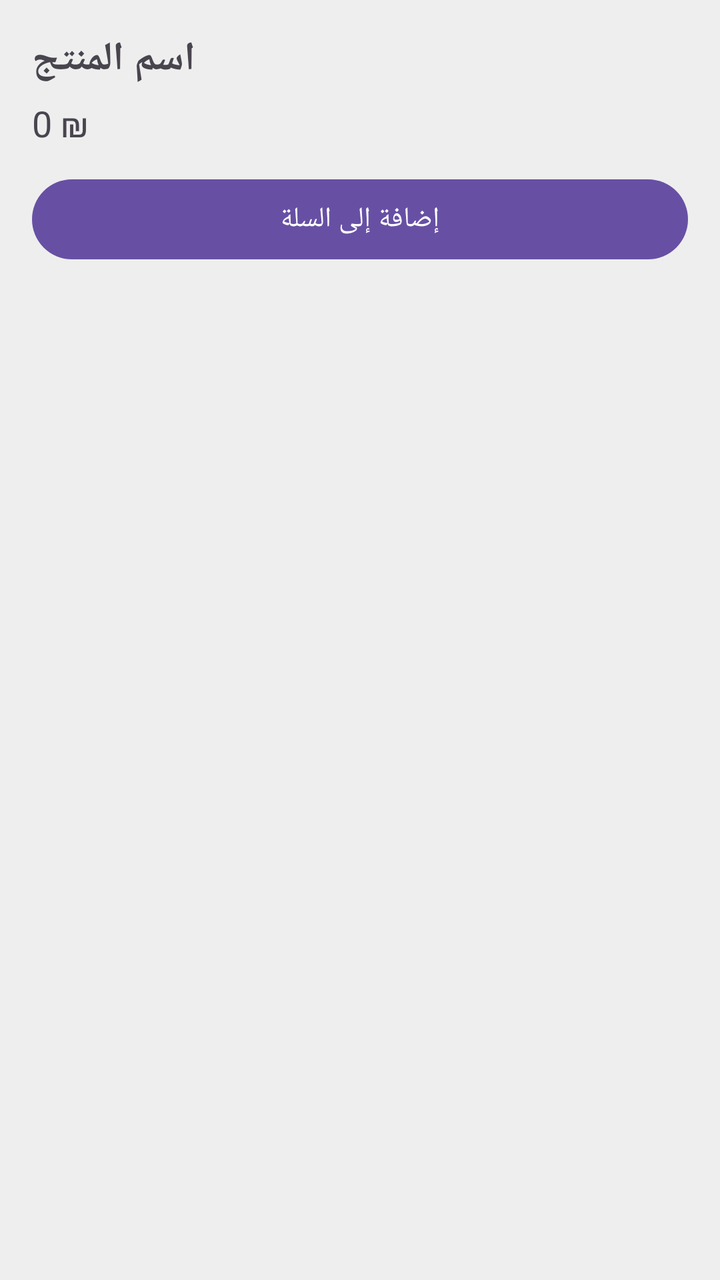
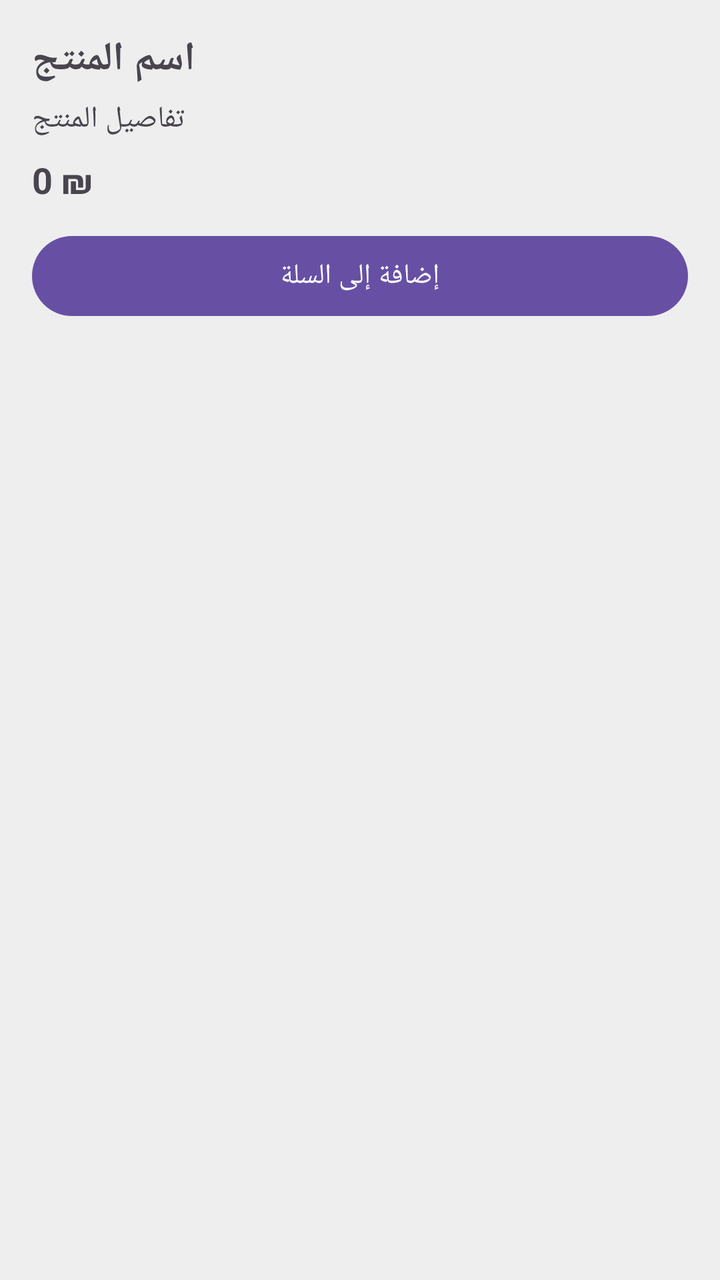

An Android layout rendered at two revisions. The XML below is the earlier revision; the diff shows what the commit changed to produce the second picture.
<!-- AndroidManifest.xml: application theme Theme.Fidyathussinnis -->
<!-- res/layout/item_product.xml -->
<?xml version="1.0" encoding="utf-8"?>
<LinearLayout xmlns:android="http://schemas.android.com/apk/res/android"
    android:layout_width="match_parent"
    android:layout_height="wrap_content"
    android:orientation="vertical"
    android:padding="16dp"
    android:layout_marginBottom="10dp"
    android:background="#EEEEEE">

    <TextView
        android:id="@+id/tvProductName"
        android:layout_width="wrap_content"
        android:layout_height="wrap_content"
        android:text="اسم المنتج"
        android:textSize="20sp"
        android:textStyle="bold" />

    <TextView
        android:id="@+id/tvProductPrice"
        android:layout_width="wrap_content"
        android:layout_height="wrap_content"
        android:text="0 ₪"
        android:textSize="18sp"
        android:layout_marginTop="6dp" />

    <Button
        android:id="@+id/btnAddToCart"
        android:layout_width="match_parent"
        android:layout_height="wrap_content"
        android:text="إضافة إلى السلة"
        android:layout_marginTop="12dp" />

</LinearLayout>
<!-- resources referenced by this layout -->
<resources>
  <style name="Theme.Fidyathussinnis" parent="Base.Theme.Fidyathussinnis" />
  <style name="Base.Theme.Fidyathussinnis" parent="Theme.Material3.DayNight.NoActionBar">
          
          
      </style>
</resources>

<!-- the commit's change to res/layout/item_product.xml (unified diff, before → after) -->
@@ -16,12 +16,21 @@
         android:textStyle="bold" />
 
     <TextView
+        android:id="@+id/tvProductDetails"
+        android:layout_width="wrap_content"
+        android:layout_height="wrap_content"
+        android:text="تفاصيل المنتج"
+        android:textSize="15sp"
+        android:layout_marginTop="6dp" />
+
+    <TextView
         android:id="@+id/tvProductPrice"
         android:layout_width="wrap_content"
         android:layout_height="wrap_content"
         android:text="0 ₪"
         android:textSize="18sp"
-        android:layout_marginTop="6dp" />
+        android:textStyle="bold"
+        android:layout_marginTop="8dp" />
 
     <Button
         android:id="@+id/btnAddToCart"
